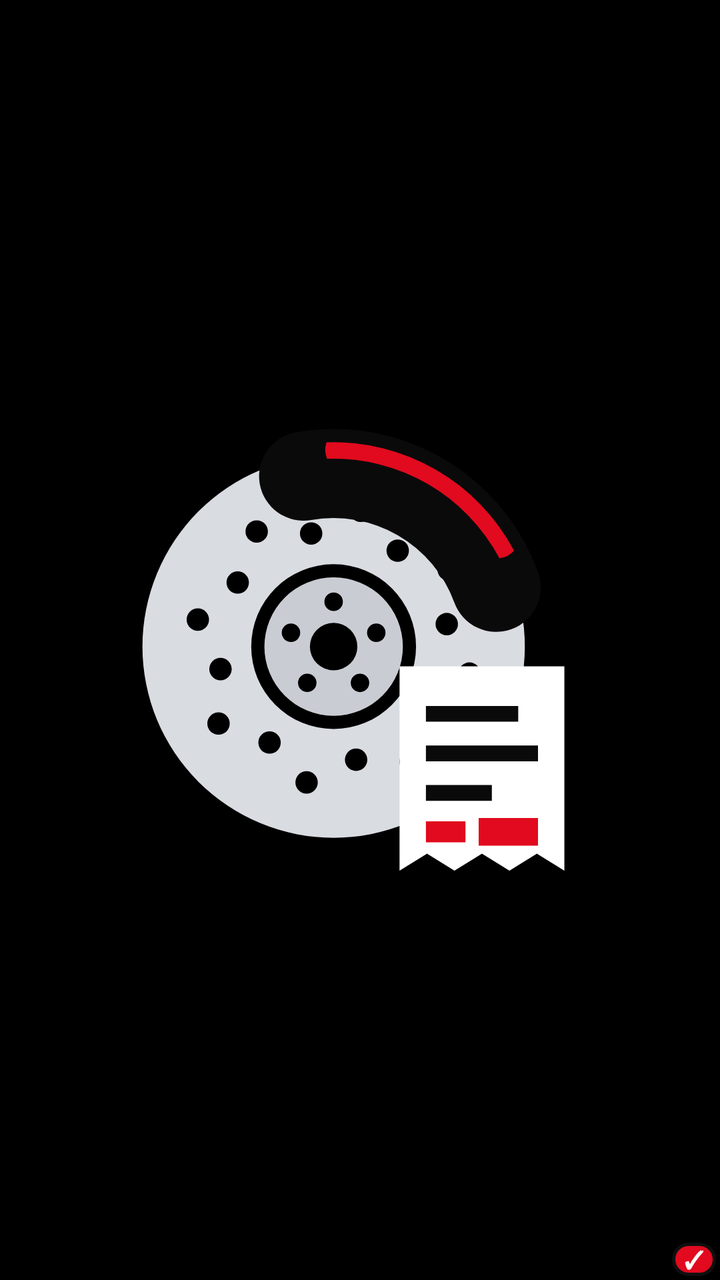
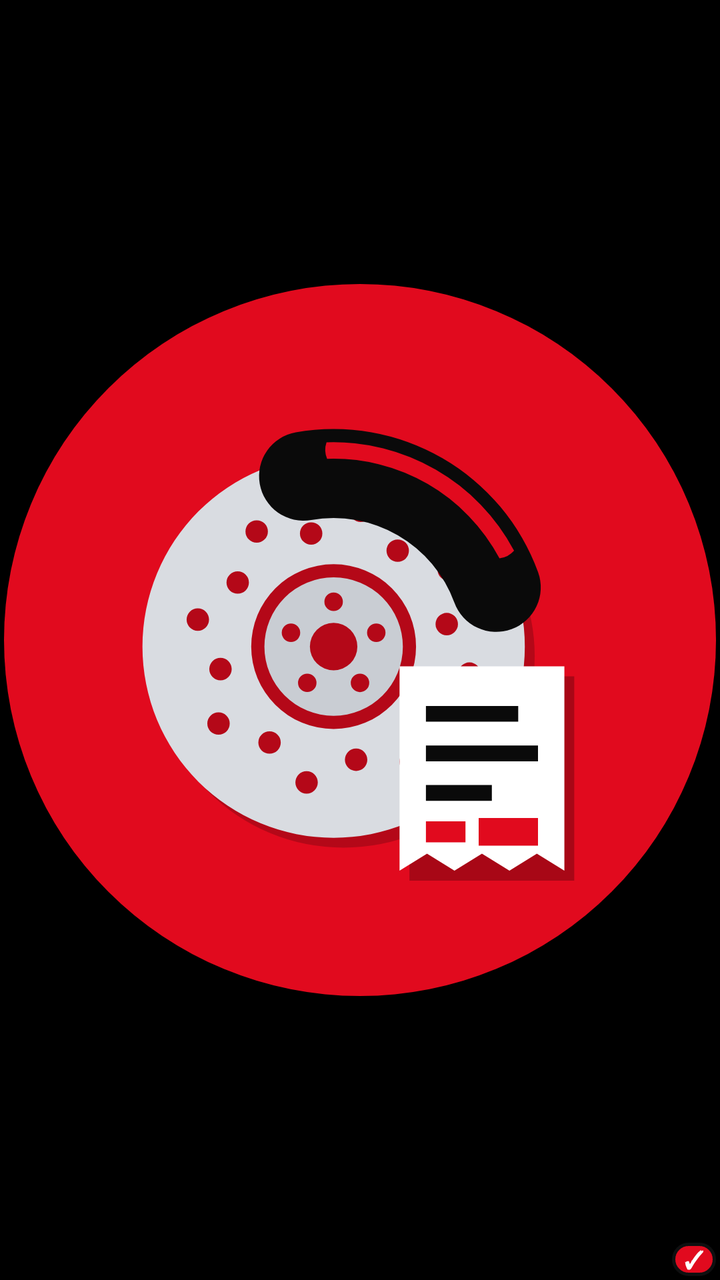

Compare the two renders of this Android layout. The source of the first and the diff that turns it into the second are given below.
<!-- AndroidManifest.xml: application theme Theme.Scontrini -->
<!-- res/layout/widget_disco.xml -->
<?xml version="1.0" encoding="utf-8"?>
<FrameLayout xmlns:android="http://schemas.android.com/apk/res/android"
    android:id="@+id/radice"
    android:layout_width="match_parent"
    android:layout_height="match_parent"
    android:padding="2dp">
    <ImageView
        android:id="@+id/disco"
        android:layout_width="match_parent"
        android:layout_height="match_parent"
        android:scaleType="fitCenter"
        android:src="@drawable/disc_heat_0" />
    <TextView
        android:id="@+id/conta"
        android:layout_width="wrap_content"
        android:layout_height="wrap_content"
        android:layout_gravity="bottom|end"
        android:background="@drawable/widget_badge"
        android:minWidth="22dp"
        android:gravity="center"
        android:paddingStart="6dp"
        android:paddingEnd="6dp"
        android:text="✓"
        android:textColor="#FFFFFF"
        android:textSize="12sp"
        android:textStyle="bold" />
</FrameLayout>
<!-- resources referenced by this layout -->
<resources>
  <!-- drawable disc_heat_0: vector/xml drawable (drawable, 3191 chars, omitted) -->
  <!-- drawable widget_badge (drawable) -->
  <?xml version="1.0" encoding="utf-8"?>
  <shape xmlns:android="http://schemas.android.com/apk/res/android" android:shape="rectangle">
      <solid android:color="#E10A1E" />
      <corners android:radius="11dp" />
      <stroke android:width="1.5dp" android:color="#0F0F10" />
  </shape>
  <style name="Theme.Scontrini" parent="Base.Theme.Scontrini" />
  <style name="Base.Theme.Scontrini" parent="Theme.Material3.Dark">
          <item name="colorPrimary">@color/red</item>
          <item name="colorOnPrimary">#FFFFFF</item>
          <item name="colorPrimaryContainer">@color/red_dark</item>
          <item name="colorOnPrimaryContainer">#FFFFFF</item>
          <item name="colorSecondary">@color/red</item>
          <item name="colorOnSecondary">#FFFFFF</item>
          <item name="colorSecondaryContainer">@color/red_dark</item>
          <item name="colorOnSecondaryContainer">#FFFFFF</item>
          <item name="android:colorBackground">@color/graphite</item>
          <item name="colorSurface">@color/surface</item>
          <item name="colorSurfaceContainer">@color/surface</item>
          <item name="colorSurfaceContainerHigh">@color/surface_high</item>
          <item name="colorSurfaceContainerHighest">@color/surface_high</item>
          <item name="colorOnSurface">@color/ink</item>
          <item name="colorOnSurfaceVariant">@color/ink2</item>
          <item name="colorOutline">@color/line</item>
          <item name="colorControlActivated">@color/red</item>
          <item name="android:textColorPrimary">@color/ink</item>
          <item name="android:windowBackground">@color/graphite</item>
          <item name="actionBarStyle">@style/Scontrini.ActionBar</item>
          <item name="alertDialogTheme">@style/Scontrini.Dialog</item>
          <item name="materialAlertDialogTheme">@style/Scontrini.Dialog</item>
      </style>
  <color name="red">#E10A1E</color>
  <color name="red_dark">#A8000F</color>
  <color name="graphite">#000000</color>
  <color name="surface">#0F0F10</color>
  <color name="surface_high">#1C1C1E</color>
  <color name="ink">#FFFFFF</color>
  <color name="ink2">#B5B5BA</color>
  <color name="line">#2E2E31</color>
  <style name="Scontrini.ActionBar" parent="Widget.Material3.ActionBar.Solid">
          <item name="background">@color/red</item>
          <item name="titleTextStyle">@style/Scontrini.ActionBarTitle</item>
          <item name="elevation">0dp</item>
      </style>
  <style name="Scontrini.Dialog" parent="ThemeOverlay.Material3.Dialog.Alert">
          <item name="colorPrimary">@color/red</item>
          <item name="colorSurface">@color/surface_high</item>
          <item name="colorSurfaceContainerHigh">@color/surface_high</item>
          <item name="colorOnSurface">@color/ink</item>
          <item name="android:textColorPrimary">@color/ink</item>
          <item name="buttonBarPositiveButtonStyle">@style/Scontrini.DialogButton</item>
          <item name="buttonBarNegativeButtonStyle">@style/Scontrini.DialogButton</item>
      </style>
  <style name="Scontrini.ActionBarTitle" parent="TextAppearance.Material3.TitleLarge">
          <item name="android:textColor">#FFFFFF</item>
          <item name="android:textStyle">bold</item>
      </style>
  <style name="Scontrini.DialogButton" parent="Widget.Material3.Button.TextButton.Dialog">
          <item name="android:textColor">@color/red</item>
      </style>
</resources>

<!-- the commit's change to res/layout/widget_disco.xml (unified diff, before → after) -->
@@ -9,7 +9,7 @@
         android:layout_width="match_parent"
         android:layout_height="match_parent"
         android:scaleType="fitCenter"
-        android:src="@drawable/disc_heat_0" />
+        android:src="@drawable/widget_heat_0" />
     <TextView
         android:id="@+id/conta"
         android:layout_width="wrap_content"
<!-- resource entries referenced after the edit -->
@@ -8,6 +8,12 @@
       <corners android:radius="11dp" />
       <stroke android:width="1.5dp" android:color="#0F0F10" />
   </shape>
+  <!-- drawable widget_heat_0 (drawable) -->
+  <?xml version="1.0" encoding="utf-8"?>
+  <layer-list xmlns:android="http://schemas.android.com/apk/res/android">
+      <item><shape android:shape="oval"><solid android:color="#E10A1E" /><size android:width="108dp" android:height="108dp" /></shape></item>
+      <item android:drawable="@drawable/disc_heat_0" />
+  </layer-list>
   <style name="Theme.Scontrini" parent="Base.Theme.Scontrini" />
   <style name="Base.Theme.Scontrini" parent="Theme.Material3.Dark">
           <item name="colorPrimary">@color/red</item>
